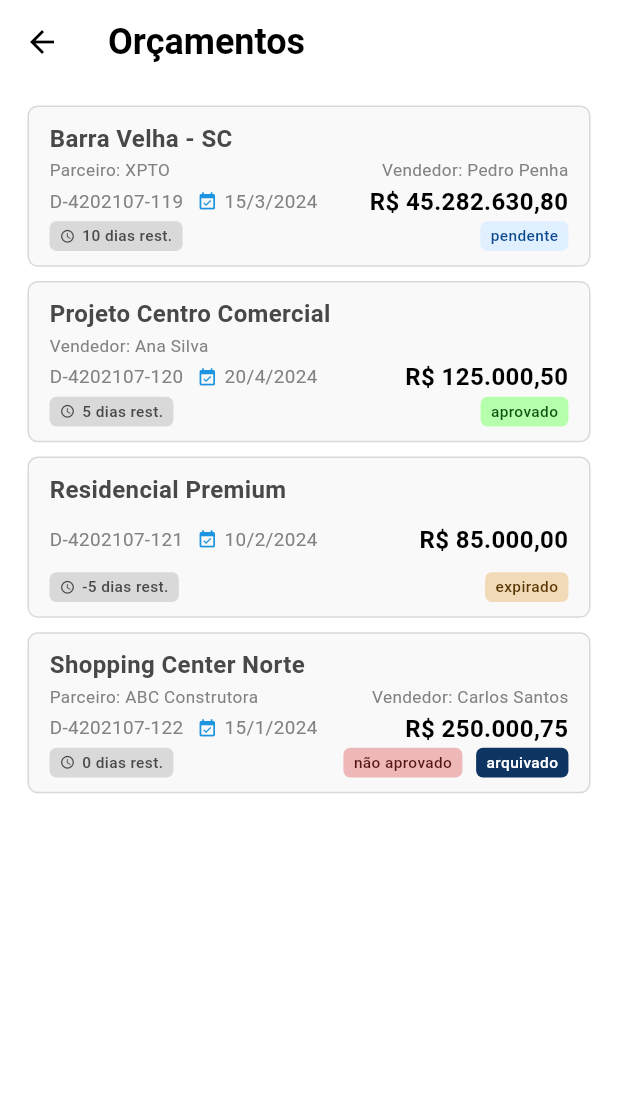
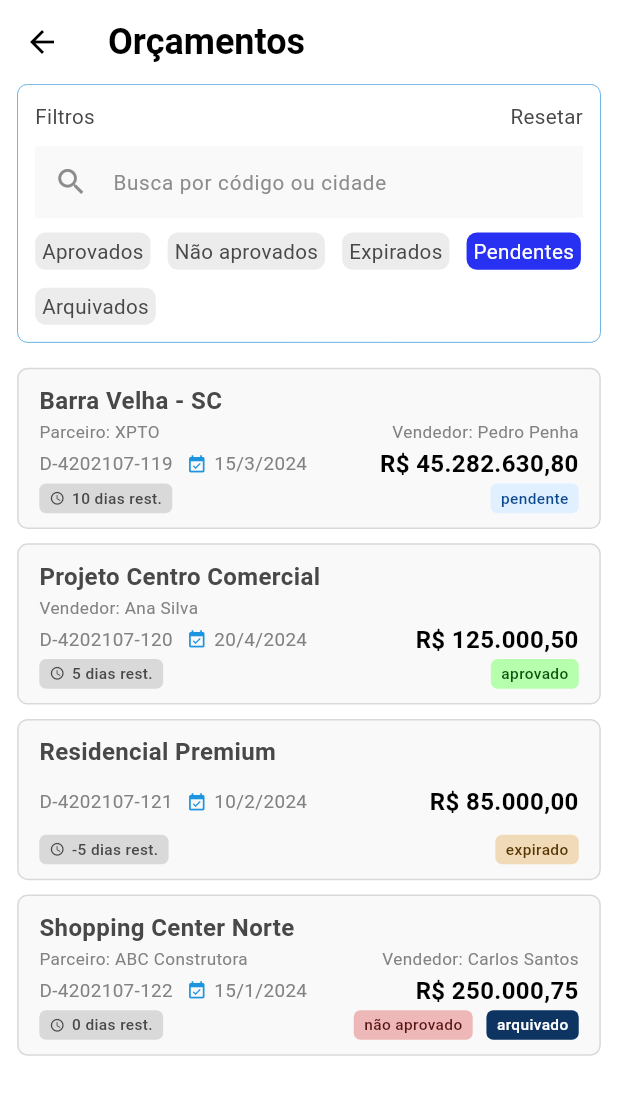
Before and after one commit to creator4all/front-end-app-orcamentos, a Flutter app: the BudgetListPage screen opened by its route, on a phone screen of 412 x 824 dp. Shown: the top 1095 px of the screen. Run offline on Flutter 3.47's test engine with Material 3 defaults, Android fonts, the phone set to English and light mode, and no system bars; our stand-ins replace copy_with_extension, dartz, dio, equatable, flutter_mobx, flutter_modular and 4 more; accounts and stored records are empty; generated files the repository leaves out were written again.

Commit message:
feat(budget): :sparkles: Implement BudgetFilterWidget for enhanced budget filtering and searching

```diff
--- a/lib/app/modules/budget/presentation/pages/budget_list_page.dart
+++ b/lib/app/modules/budget/presentation/pages/budget_list_page.dart
@@ -3,8 +3,28 @@ import 'package:flutter_screenutil/flutter_screenutil.dart';
 
 import '../../../../shared/widgets/widgets.dart';
 
-class BudgetListPage extends StatelessWidget {
+class BudgetListPage extends StatefulWidget {
   const BudgetListPage({super.key});
+
+  @override
+  State<BudgetListPage> createState() => _BudgetListPageState();
+}
+
+class _BudgetListPageState extends State<BudgetListPage> {
+  void _handleSearchChanged(String query) {
+    // Aqui você pode implementar a lógica de filtragem
+    debugPrint('Search query: $query');
+  }
+
+  void _handleFiltersChanged(List<String> filters) {
+    // Aqui você pode implementar a lógica de filtragem
+    debugPrint('Selected filters: $filters');
+  }
+
+  void _handleReset() {
+    // Aqui você pode implementar a lógica de reset
+    debugPrint('Filters reset');
+  }
 
   @override
   Widget build(BuildContext context) {
@@ -12,8 +32,19 @@ class BudgetListPage extends StatelessWidget {
       appBar: AppBar(
         title: const Text('Orçamentos'),
       ),
-      body: ListView(
-        padding: EdgeInsets.symmetric(vertical: 8.h),
+      body: Column(
+        children: [
+          // Componente de filtros
+          BudgetFilterWidget(
+            onSearchChanged: _handleSearchChanged,
+            onFiltersChanged: _handleFiltersChanged,
+            onReset: _handleReset,
+          ),
+
+          // Lista de orçamentos
+          Expanded(
+            child: ListView(
+              padding: EdgeInsets.symmetric(horizontal: 10.w, vertical: 10.h),
               children: [
                 // Exemplo para Administrador
                 BudgetCardWidget(
@@ -78,6 +109,9 @@ class BudgetListPage extends StatelessWidget {
                 ),
               ],
             ),
+          ),
+        ],
+      ),
     );
   }
 }
--- a/lib/app/shared/widgets/budget_card_widget.dart
+++ b/lib/app/shared/widgets/budget_card_widget.dart
@@ -44,7 +44,7 @@ class BudgetCardWidget extends StatelessWidget {
         width: double.infinity,
         height: 90.h,
         padding: EdgeInsets.symmetric(horizontal: 12.w, vertical: 8.h),
-        margin: EdgeInsets.symmetric(vertical: 4.h, horizontal: 16.w),
+        margin: EdgeInsets.symmetric(vertical: 4.h, horizontal: 0.w),
         decoration: BoxDecoration(
           color: const Color(0xFFF9F9F9),
           border: Border.all(
--- /dev/null
+++ b/lib/app/shared/widgets/budget_filter_widget.dart
@@ -0,0 +1,190 @@
+import 'package:flutter/material.dart';
+import 'package:flutter_screenutil/flutter_screenutil.dart';
+
+class BudgetFilterWidget extends StatefulWidget {
+  final Function(String)? onSearchChanged;
+  final Function(List<String>)? onFiltersChanged;
+  final VoidCallback? onReset;
+
+  const BudgetFilterWidget({
+    super.key,
+    this.onSearchChanged,
+    this.onFiltersChanged,
+    this.onReset,
+  });
+
+  @override
+  State<BudgetFilterWidget> createState() => _BudgetFilterWidgetState();
+}
+
+class _BudgetFilterWidgetState extends State<BudgetFilterWidget> {
+  final TextEditingController _searchController = TextEditingController();
+  final List<String> _selectedFilters = [
+    'pending'
+  ]; // Pendentes marcado por padrão
+
+  final List<Map<String, String>> _filterOptions = [
+    {'key': 'approved', 'label': 'Aprovados'},
+    {'key': 'not_approved', 'label': 'Não aprovados'},
+    {'key': 'expired', 'label': 'Expirados'},
+    {'key': 'pending', 'label': 'Pendentes'},
+    {'key': 'archived', 'label': 'Arquivados'},
+  ];
+
+  @override
+  void initState() {
+    super.initState();
+    // Informa ao widget pai que "Pendentes" já está selecionado por padrão
+    WidgetsBinding.instance.addPostFrameCallback((_) {
+      widget.onFiltersChanged?.call(_selectedFilters);
+    });
+  }
+
+  @override
+  void dispose() {
+    _searchController.dispose();
+    super.dispose();
+  }
+
+  void _toggleFilter(String filterKey) {
+    setState(() {
+      if (_selectedFilters.contains(filterKey)) {
+        _selectedFilters.remove(filterKey);
+      } else {
+        _selectedFilters.add(filterKey);
+      }
+    });
+    widget.onFiltersChanged?.call(_selectedFilters);
+  }
+
+  void _resetFilters() {
+    setState(() {
+      _selectedFilters.clear();
+      _selectedFilters.add('pending'); // Volta ao padrão com "Pendentes"
+      _searchController.clear();
+    });
+    widget.onFiltersChanged?.call(_selectedFilters);
+    widget.onSearchChanged?.call('');
+    widget.onReset?.call();
+  }
+
+  @override
+  Widget build(BuildContext context) {
+    return Container(
+      margin: EdgeInsets.symmetric(vertical: 0.h, horizontal: 10.w),
+      padding: EdgeInsets.all(10.w),
+      decoration: BoxDecoration(
+        color: Colors.white,
+        border: Border.all(
+          color: const Color(0xFF3A99D9),
+          width: 0.5,
+        ),
+        borderRadius: BorderRadius.circular(6.r),
+      ),
+      child: Column(
+        crossAxisAlignment: CrossAxisAlignment.start,
+        children: [
+          // Header com título e botão resetar
+          Row(
+            mainAxisAlignment: MainAxisAlignment.spaceBetween,
+            children: [
+              Text(
+                'Filtros',
+                style: TextStyle(
+                  fontSize: 12.sp,
+                  fontWeight: FontWeight.normal,
+                  color: const Color(0xFF484848),
+                ),
+              ),
+              GestureDetector(
+                onTap: _resetFilters,
+                child: Text(
+                  'Resetar',
+                  style: TextStyle(
+                    fontSize: 12.sp,
+                    fontWeight: FontWeight.normal,
+                    color: const Color(0xFF484848),
+                    decoration: TextDecoration.none,
+                  ),
+                ),
+              ),
+            ],
+          ),
+
+          SizedBox(height: 8.h),
+
+          // Campo de busca
+          TextField(
+            controller: _searchController,
+            onChanged: widget.onSearchChanged,
+            decoration: InputDecoration(
+              hintText: 'Busca por código ou cidade',
+              hintStyle: TextStyle(
+                fontSize: 12.sp,
+                fontWeight: FontWeight.normal,
+                color: const Color(0xFF8C8C8C),
+              ),
+              prefixIcon: Icon(
+                Icons.search,
+                color: const Color(0xFF8C8C8C),
+                size: 20.sp,
+              ),
+              border: InputBorder.none,
+              enabledBorder: InputBorder.none,
+              focusedBorder: InputBorder.none,
+              errorBorder: InputBorder.none,
+              disabledBorder: InputBorder.none,
+              filled: true,
+              fillColor: const Color(0xFFF9F9F9),
+              contentPadding: EdgeInsets.symmetric(
+                horizontal: 10.w,
+                vertical: 10.h,
+              ),
+            ),
+            style: TextStyle(
+              fontSize: 14.sp,
+              color: const Color(0xFF484848),
+            ),
+          ),
+
+          SizedBox(height: 8.h),
+
+          // Chips de filtro em grid responsivo
+          Wrap(
+            spacing: 10.w,
+            runSpacing: 10.h,
+            children: _filterOptions.map((filter) {
+              final isSelected = _selectedFilters.contains(filter['key']);
+
+              return GestureDetector(
+                onTap: () => _toggleFilter(filter['key']!),
+                child: Container(
+                  padding: EdgeInsets.symmetric(
+                    horizontal: 4.w,
+                    vertical: 2.h,
+                  ),
+                  decoration: BoxDecoration(
+                    color: isSelected
+                        ? const Color(0xFF2830F2)
+                        : const Color(0xFFECECEC),
+                    borderRadius: BorderRadius.circular(6.r),
+                  ),
+                  child: Text(
+                    filter['label']!,
+                    style: TextStyle(
+                      fontSize: 12.sp,
+                      fontWeight: FontWeight.normal,
+                      color: isSelected
+                          ? const Color(0xFFFFFFFF)
+                          : const Color(0xFF484848),
+                    ),
+                  ),
+                ),
+              );
+            }).toList(),
+          ),
+        ],
+      ),
+    );
+  }
+}
--- a/lib/app/shared/widgets/widgets.dart
+++ b/lib/app/shared/widgets/widgets.dart
@@ -1,4 +1,6 @@
 // Export do BudgetCardWidget e seus enums
 export 'budget_card_widget.dart';
+// Export do BudgetFilterWidget
+export 'budget_filter_widget.dart';
 export 'days_remaining_widget.dart';
 export 'status_tag_widget.dart';
```
Lines whose indentation alone changed are shown as unchanged.
